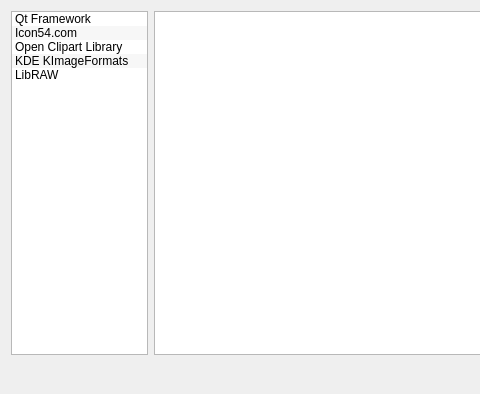
vookimedlo/vooki-image-viewer, file src/ui/forms/AboutComponentsDialog.ui: the form before one commit; both pictures show x 0 to 480 and y 0 to 394 of the 852 by 394 pixel window.
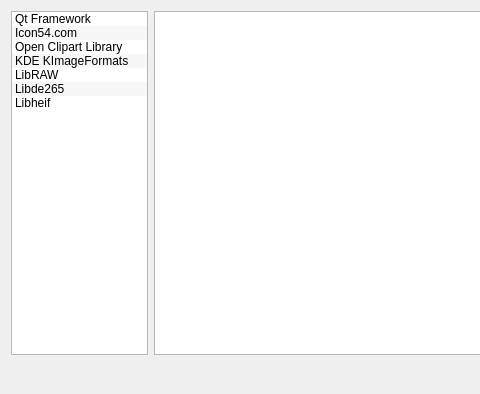
The form after the commit. Icons and pictures are not drawn.

Commit message: UI: About components updated (libde265 & libheif)

The edit to the form file:
```diff
--- a/src/ui/forms/AboutComponentsDialog.ui
+++ b/src/ui/forms/AboutComponentsDialog.ui
@@ -59,6 +59,16 @@
          <string>LibRAW</string>
         </property>
        </item>
+       <item>
+        <property name="text">
+         <string>Libde265</string>
+        </property>
+       </item>
+       <item>
+        <property name="text">
+         <string>Libheif</string>
+        </property>
+       </item>
       </widget>
      </item>
      <item>
```
The commit also changes 6 other files.
